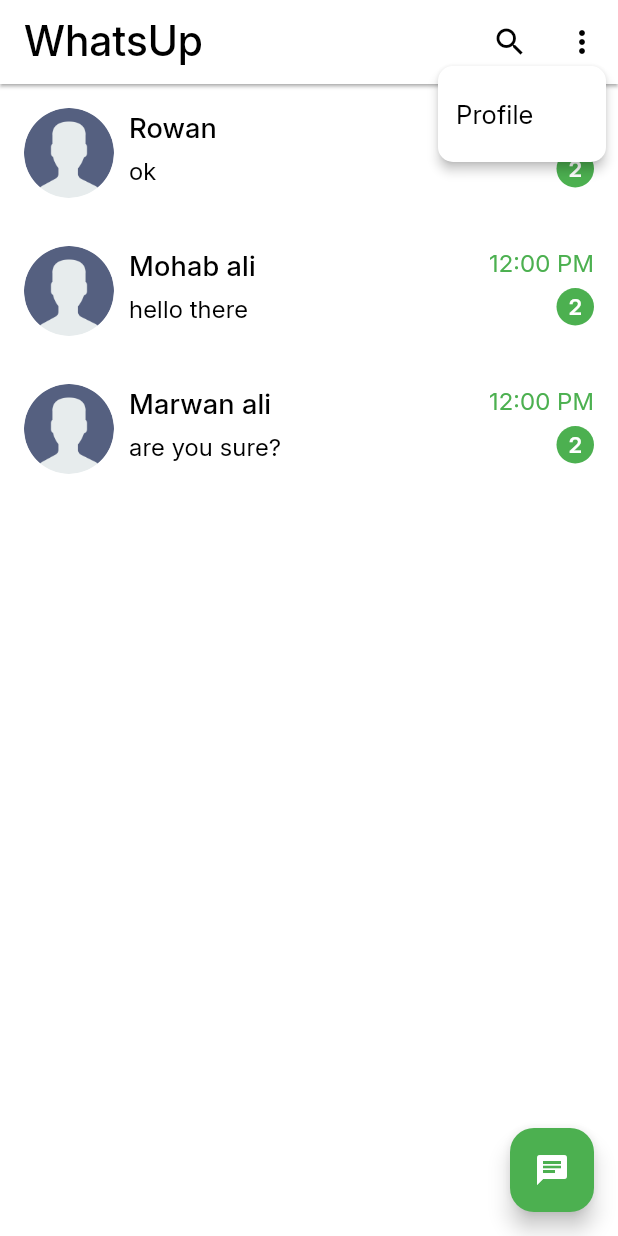
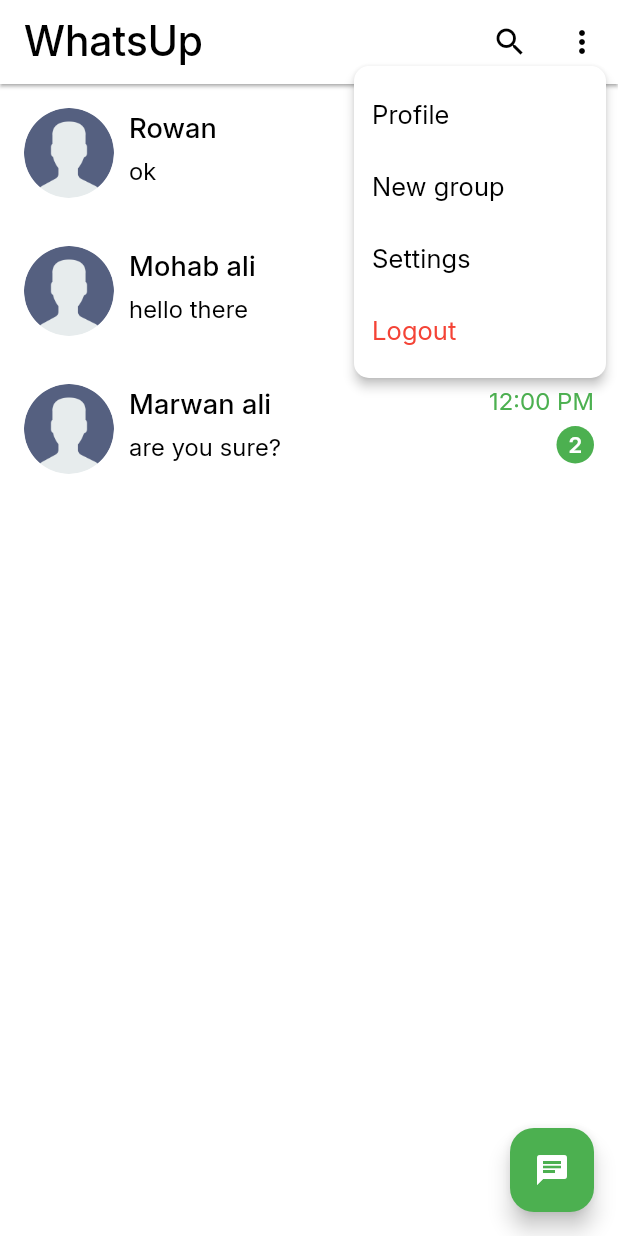
Before and after one commit to ahm3dElgharbawy/chat_app, a Flutter app: the ChatsScreen screen opened by its route, after a tap on the "more vert" icon, on a phone screen of 412 x 824 dp. Run offline on Flutter 3.47's test engine with Material 3 defaults, Android fonts, the phone set to English and light mode, and no system bars; our stand-ins replace flutter_bloc, flutter_svg, readmore.

Commit message:
adding new items to popup menu button

```diff
--- a/lib/core/common_widgets/main_appbar.dart
+++ b/lib/core/common_widgets/main_appbar.dart
@@ -14,12 +14,19 @@ class MainAppBar extends StatelessWidget implements PreferredSizeWidget {
 
   @override
   Widget build(BuildContext context) {
+    List<Map> popupMenuItems = [
+      {'title': 'Profile', 'target': AppRoutes.profile},
+      {'title': 'New group', 'target': AppRoutes.newGroup},
+      {'title': 'Settings', 'target': AppRoutes.settings},
+      {'title': 'Logout', 'target': AppRoutes.login, 'color': Colors.red},
+    ];
     return AppBar(
       title: Text(title, style: TextStyles.medium48),
       elevation: 1,
       shadowColor: Colors.grey,
       automaticallyImplyLeading: false,
-      notificationPredicate : (notification) => false, // disable appbar color changing when scrolling
+      notificationPredicate: (notification) =>
+          false, // disable appbar color changing when scrolling
       surfaceTintColor: Colors.transparent,
       actions: [
         IconButton(
@@ -34,11 +41,17 @@ class MainAppBar extends StatelessWidget implements PreferredSizeWidget {
           shape:
               RoundedRectangleBorder(borderRadius: BorderRadius.circular(10)),
           itemBuilder: (context) => [
-            PopupMenuItem(
-              child: Text("Profile", style: TextStyles.regular30),
-              onTap: () {
-                context.pushNamed(AppRoutes.profile);
-              },
+            ...popupMenuItems.map<PopupMenuItem>(
+              (item) => PopupMenuItem(
+                child: Text(
+                  item['title'],
+                  style: TextStyles.regular30
+                      .copyWith(color: item['color'] ?? Colors.black),
+                ),
+                onTap: () {
+                  context.pushNamed(item['target']);
+                },
+              ),
             ),
           ],
         ),
--- a/lib/core/constants/routes.dart
+++ b/lib/core/constants/routes.dart
@@ -1,21 +1,26 @@
 class AppRoutes {
   AppRoutes._internal();
   static const String initial = '/';
-  // intro feature
+  // splash
   static const String splash = '/splash';
-  static const String onboarding = '/onboarding';
-  // auth feature
+  // auth
   static const String login = '/login';
   static const String register = '/register';
   // layout
   static const String layout = '/layout';
 
-  // chat feature
+  // chat
   static const String chats = '/chats';
   static const String singleChat = '/singleChat';
-  // status feature
+  // status
   static const String statuses = '/statuses';
-  // profile feature
+  // groups
+  static const String newGroup = '/newGroup';
+  // profile
   static const String profile = '/profile';
+  // calls
+  static const String calls = '/calls';
+  // settings
+  static const String settings = '/settings';
 
 }
```
